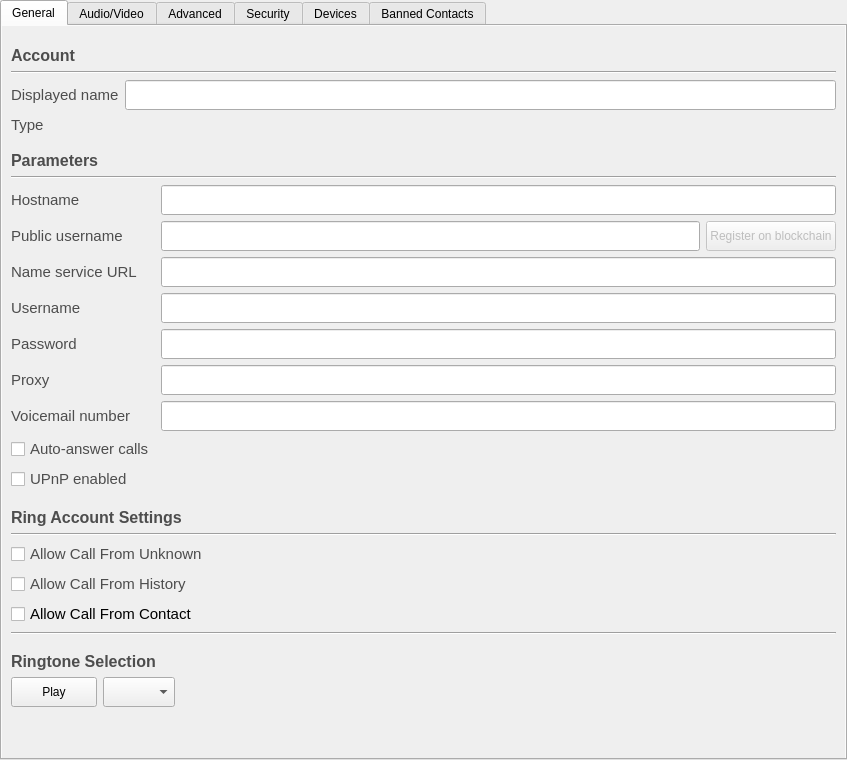
The window that accountdetails.ui (savoirfairelinux/jami-client-windows) describes before a commit, drawn with Qt 5.
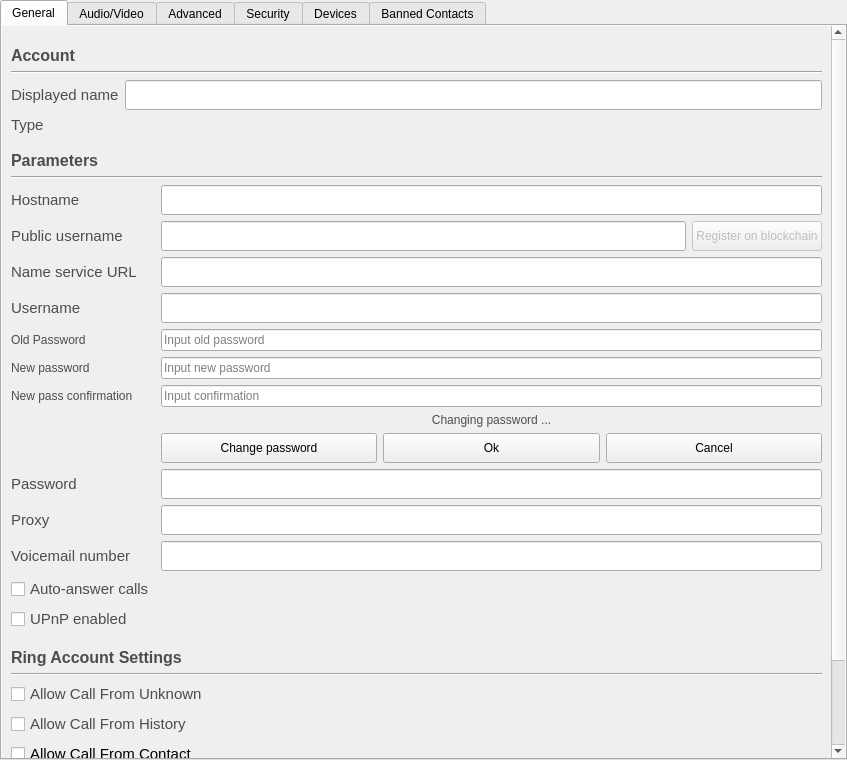
The same window after the commit. Icons and pictures are not drawn. Custom widgets are drawn as their Qt base class.

Commit message:
enable account password change
add the ui to change password of an account in account details.

```diff
--- a/accountdetails.ui
+++ b/accountdetails.ui
@@ -100,8 +100,8 @@
            <rect>
             <x>0</x>
             <y>0</y>
-            <width>843</width>
-            <height>726</height>
+            <width>829</width>
+            <height>906</height>
            </rect>
           </property>
           <layout class="QVBoxLayout" name="verticalLayout_12">
@@ -449,7 +449,7 @@
                  </property>
                 </widget>
                </item>
-               <item row="4" column="0">
+               <item row="12" column="0">
                 <widget class="QLabel" name="passwordLabel">
                  <property name="sizePolicy">
                   <sizepolicy hsizetype="MinimumExpanding" vsizetype="Preferred">
@@ -473,7 +473,7 @@
                  </property>
                 </widget>
                </item>
-               <item row="4" column="1">
+               <item row="12" column="1">
                 <widget class="QLineEdit" name="lrcfg_password">
                  <property name="sizePolicy">
                   <sizepolicy hsizetype="MinimumExpanding" vsizetype="Fixed">
@@ -495,7 +495,7 @@
                  </property>
                 </widget>
                </item>
-               <item row="5" column="0">
+               <item row="13" column="0">
                 <widget class="QLabel" name="proxyLabel">
                  <property name="sizePolicy">
                   <sizepolicy hsizetype="MinimumExpanding" vsizetype="Preferred">
@@ -519,7 +519,7 @@
                  </property>
                 </widget>
                </item>
-               <item row="5" column="1">
+               <item row="13" column="1">
                 <widget class="QLineEdit" name="lrcfg_proxy">
                  <property name="sizePolicy">
                   <sizepolicy hsizetype="MinimumExpanding" vsizetype="Fixed">
@@ -538,7 +538,7 @@
                  </property>
                 </widget>
                </item>
-               <item row="6" column="0">
+               <item row="14" column="0">
                 <widget class="QLabel" name="voicemailLabel">
                  <property name="sizePolicy">
                   <sizepolicy hsizetype="MinimumExpanding" vsizetype="Preferred">
@@ -562,7 +562,7 @@
                  </property>
                 </widget>
                </item>
-               <item row="6" column="1">
+               <item row="14" column="1">
                 <widget class="QLineEdit" name="lrcfg_mailbox">
                  <property name="sizePolicy">
                   <sizepolicy hsizetype="MinimumExpanding" vsizetype="Fixed">
@@ -581,7 +581,7 @@
                  </property>
                 </widget>
                </item>
-               <item row="7" column="0">
+               <item row="15" column="0">
                 <widget class="QCheckBox" name="lrcfg_autoAnswer">
                  <property name="font">
                   <font>
@@ -599,7 +599,7 @@
                  </property>
                 </widget>
                </item>
-               <item row="8" column="0">
+               <item row="16" column="0">
                 <widget class="QCheckBox" name="lrcfg_upnpEnabled">
                  <property name="enabled">
                   <bool>true</bool>
@@ -620,6 +620,152 @@
                  </property>
                 </widget>
                </item>
+               <item row="4" column="1">
+                <widget class="QLineEdit" name="oldPasswordLineEdit">
+                 <property name="toolTip">
+                  <string>Old password input line</string>
+                 </property>
+                 <property name="inputMask">
+                  <string/>
+                 </property>
+                 <property name="echoMode">
+                  <enum>QLineEdit::Password</enum>
+                 </property>
+                 <property name="placeholderText">
+                  <string>Input old password</string>
+                 </property>
+                </widget>
+               </item>
+               <item row="4" column="0">
+                <widget class="QLabel" name="oldPasswordLabel">
+                 <property name="styleSheet">
+                  <string notr="true">color: rgb(77, 77, 77);</string>
+                 </property>
+                 <property name="text">
+                  <string>Old Password</string>
+                 </property>
+                </widget>
+               </item>
+               <item row="5" column="1">
+                <widget class="QLineEdit" name="newPasswordLineEdit">
+                 <property name="toolTip">
+                  <string>New password text input</string>
+                 </property>
+                 <property name="echoMode">
+                  <enum>QLineEdit::Password</enum>
+                 </property>
+                 <property name="placeholderText">
+                  <string>Input new password</string>
+                 </property>
+                </widget>
+               </item>
+               <item row="5" column="0">
+                <widget class="QLabel" name="newPasswordLabel">
+                 <property name="styleSheet">
+                  <string notr="true">color: rgb(77, 77, 77);</string>
+                 </property>
+                 <property name="text">
+                  <string>New password</string>
+                 </property>
+                </widget>
+               </item>
+               <item row="7" column="1">
+                <widget class="QLineEdit" name="newPassConfirmationLineEdit">
+                 <property name="toolTip">
+                  <string>Password confirmation text input</string>
+                 </property>
+                 <property name="echoMode">
+                  <enum>QLineEdit::Password</enum>
+                 </property>
+                 <property name="placeholderText">
+                  <string>Input confirmation </string>
+                 </property>
+                </widget>
+               </item>
+               <item row="7" column="0">
+                <widget class="QLabel" name="newPassConfirmationLabel">
+                 <property name="styleSheet">
+                  <string notr="true">color: rgb(77, 77, 77);</string>
+                 </property>
+                 <property name="text">
+                  <string>New pass confirmation</string>
+                 </property>
+                </widget>
+               </item>
+               <item row="9" column="1">
+                <layout class="QHBoxLayout" name="horizontalLayout_2">
+                 <property name="topMargin">
+                  <number>0</number>
+                 </property>
+                 <item>
+                  <widget class="QPushButton" name="changePassBtn">
+                   <property name="minimumSize">
+                    <size>
+                     <width>0</width>
+                     <height>30</height>
+                    </size>
+                   </property>
+                   <property name="maximumSize">
+                    <size>
+                     <width>500</width>
+                     <height>100</height>
+                    </size>
+                   </property>
+                   <property name="text">
+                    <string>Change password</string>
+                   </property>
+                  </widget>
+                 </item>
+                 <item>
+                  <widget class="QPushButton" name="confirmChangeBtn">
+                   <property name="minimumSize">
+                    <size>
+                     <width>0</width>
+                     <height>30</height>
+                    </size>
+                   </property>
+                   <property name="maximumSize">
+                    <size>
+                     <width>500</width>
+                     <height>16777215</height>
+                    </size>
+                   </property>
+                   <property name="text">
+                    <string>Ok</string>
+                   </property>
+                  </widget>
+                 </item>
+                 <item>
+                  <widget class="QPushButton" name="cancelChangeBtn">
+                   <property name="minimumSize">
+                    <size>
+                     <width>0</width>
+                     <height>30</height>
+                    </size>
+                   </property>
+                   <property name="toolTip">
+                    <string>Cancel password change button</string>
+                   </property>
+                   <property name="text">
+                    <string>Cancel</string>
+                   </property>
+                  </widget>
+                 </item>
+                </layout>
+               </item>
+               <item row="8" column="1">
+                <widget class="QLabel" name="changePassInfo">
+                 <property name="styleSheet">
+                  <string notr="true">color: rgb(77, 77, 77);</string>
+                 </property>
+                 <property name="text">
+                  <string>Changing password ...</string>
+                 </property>
+                 <property name="alignment">
+                  <set>Qt::AlignCenter</set>
+                 </property>
+                </widget>
+               </item>
               </layout>
              </item>
              <item>
```
Left out of the diff: 4 changed lines with no effect on the pictures. The commit also changes 3 other files.
